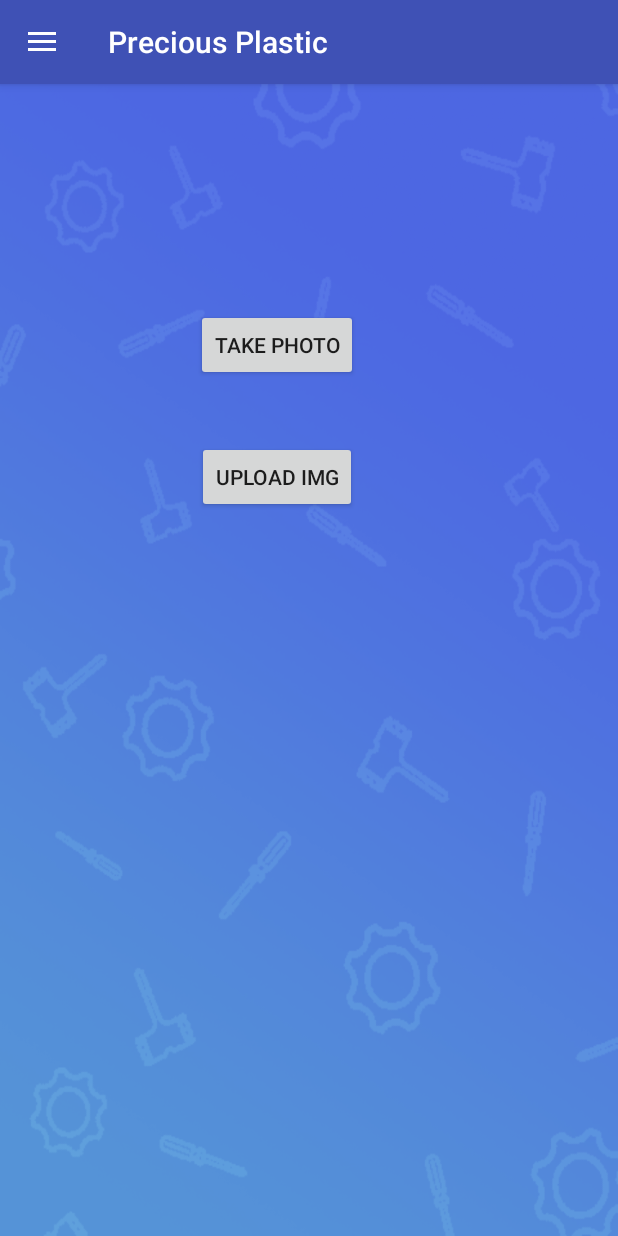
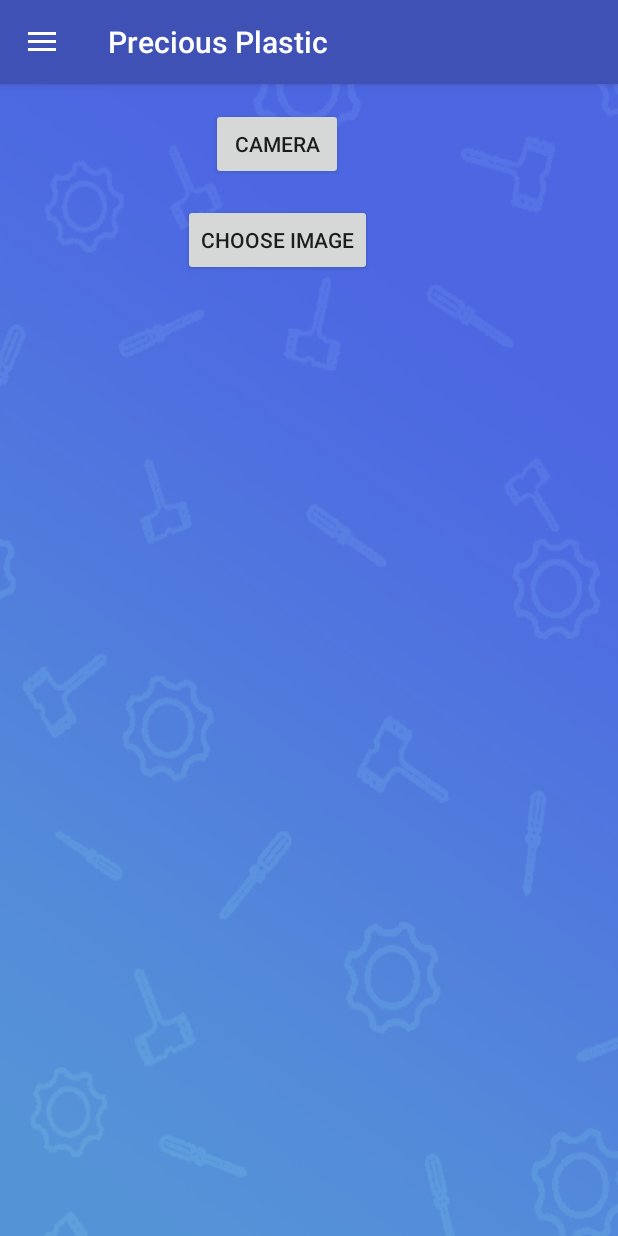
Before and after one commit to obit91/PreciousPlasticCommunity, an Android app: the fragment FragmentUploadItem placed in its activity, on a phone screen of 412 x 824 dp. Run offline under Robolectric (Android 15) with nearby library versions, the phone set to English and light mode, and no system bars; our stand-ins replace Firebase (no records; nobody signed in at launch, a user with empty details on screens opened directly), Volley; libraries missing offline, so code that uses them is left out: org.osmdroid.api, org.osmdroid.config, org.osmdroid.events, org.osmdroid.tileprovider, org.osmdroid.util and 1 more; network calls fail; pictures from the network do not load; 1 statement that could not run was skipped.

Commit message:
Some minor tweaking with the GUI of uploading images.

```diff
--- a/app/src/main/java/com/example/android/preciousplastic/fragments/FragmentUploadItem.java
+++ b/app/src/main/java/com/example/android/preciousplastic/fragments/FragmentUploadItem.java
@@ -23,20 +23,20 @@ import android.view.LayoutInflater;
 import android.view.View;
 import android.view.ViewGroup;
 import android.widget.Button;
+import android.widget.EditText;
 import android.widget.ImageView;
 import android.widget.ProgressBar;
 import android.widget.TextView;
 import android.widget.Toast;
 
 import com.example.android.preciousplastic.R;
-import com.example.android.preciousplastic.db.Workspace;
 import com.example.android.preciousplastic.db.entities.User;
 import com.example.android.preciousplastic.imgur.ImgurAsyncGenericTask;
-import com.example.android.preciousplastic.imgur.ImgurBazarItem;
 import com.example.android.preciousplastic.imgur.ImgurData;
 import com.example.android.preciousplastic.imgur.ImgurRequestsGenerator;
 import com.example.android.preciousplastic.imgur.UploadTask;
 import com.example.android.preciousplastic.utils.PPSession;
+import com.example.android.preciousplastic.utils.ViewTools;
 
 import java.io.ByteArrayOutputStream;
 import java.io.File;
@@ -45,8 +45,9 @@ import java.io.FileOutputStream;
 import java.io.IOException;
 import java.text.SimpleDateFormat;
 import java.util.Date;
-import java.util.HashMap;
+import java.util.HashSet;
 import java.util.Queue;
+import java.util.Set;
 import java.util.concurrent.ConcurrentLinkedQueue;
 
 import static android.app.Activity.RESULT_OK;
@@ -64,11 +65,16 @@ public class FragmentUploadItem extends Fragment implements View.OnClickListener
 
     private OnFragmentInteractionListener mListener;
 
-    private Button mTakePhoto = null;
-    private Button mUploadButton = null;
+    private Button mCaptureButton = null;
+    private Button mChooseButton = null;
     private ImageView mUploadImage = null;
     private ProgressBar mProgressBar = null;
     private TextView mProgressText = null;
+    private EditText mTitle = null;
+    private EditText mDescription = null;
+    private Button mUploadButton = null;
+
+    private Intent mChosenResult = null;
 
     // concurrentQueue to manage multi-threaded async uploads.
     private static Queue<Bitmap> mUploadQueue = new ConcurrentLinkedQueue<>();
@@ -79,6 +85,8 @@ public class FragmentUploadItem extends Fragment implements View.OnClickListener
     private static final int REQUEST_PERMISSION_CAMERA_STATE = 1;
     private static final int REQUEST_PERMISSION_WRITE_EXTERNAL = 2;
     private static String mCurrentPhotoPath = null;
+
+    private Set<View> uploadViews;
 
     public FragmentUploadItem() {
         // Required empty public constructor
@@ -107,11 +115,28 @@ public class FragmentUploadItem extends Fragment implements View.OnClickListener
         View view = inflater.inflate(R.layout.fragment_upload_item, container, false);
 
         // set button listener
-        mTakePhoto = (Button) view.findViewById(R.id.upload_btn_capture_image);
-        mTakePhoto.setOnClickListener(this);
-        mUploadButton = (Button) view.findViewById(R.id.upload_btn_upload_img);
+        mCaptureButton = (Button) view.findViewById(R.id.upload_btn_capture_image);
+        mCaptureButton.setOnClickListener(this);
+        mChooseButton = (Button) view.findViewById(R.id.upload_btn_choose_img);
+        mChooseButton.setOnClickListener(this);
+
+
+        // Upload fields will become visible only after choosing an image.
+        uploadViews = new HashSet<>();
+        mUploadButton = (Button) view.findViewById(R.id.upload_btn_upload);
         mUploadButton.setOnClickListener(this);
+        mUploadButton.setClickable(false);
+        mUploadButton.setVisibility(View.INVISIBLE);
+        uploadViews.add(mUploadButton);
+        mTitle = (EditText) view.findViewById(R.id.upload_et_title);
+        mTitle.setVisibility(View.INVISIBLE);
+        mTitle.setClickable(false);
+        uploadViews.add(mTitle);
+        mDescription = (EditText) view.findViewById(R.id.upload_et_description);
+        mDescription.setVisibility(View.INVISIBLE);
+        uploadViews.add(mDescription);
 
+        // progress
         mUploadImage = (ImageView) view.findViewById(R.id.upload_iv_upload_img);
         mProgressBar = (ProgressBar) view.findViewById(R.id.upload_progress_bar);
         mProgressBar.getProgressDrawable().setColorFilter(
@@ -339,7 +364,7 @@ public class FragmentUploadItem extends Fragment implements View.OnClickListener
         mUploadQueue.add(chosenImage);
 
         final ImgurAsyncGenericTask imgurAsyncGenericTask = ImgurRequestsGenerator.generatePOST(this,
-                generateTempFile(chosenImage), "test", "test123");
+                generateTempFile(chosenImage), mTitle.getText().toString(), mDescription.getText().toString());
         imgurAsyncGenericTask.execute();
     }
 
@@ -362,7 +387,8 @@ public class FragmentUploadItem extends Fragment implements View.OnClickListener
                 galleryAddPic();
                 break;
             case(REQUEST_PICK_IMAGE):
-                uploadImage(data);
+                mChosenResult = data;
+                enableUploadGUI(true);
                 break;
         }
     }
@@ -507,6 +533,50 @@ public class FragmentUploadItem extends Fragment implements View.OnClickListener
     }
 
     /**
+     * Assures that all upload fields have been filled with data and starts the upload.
+     */
+    private boolean initiateUpload() {
+        boolean invalidInput = false;
+        StringBuilder msg = new StringBuilder();
+        msg.append("Please fill the following fields: ").append("\n");
+
+        if (ViewTools.isTextViewNull(mTitle)) {
+            msg.append("title").append("\n");
+            mTitle.setHintTextColor(Color.RED);
+            invalidInput = true;
+        } else {
+            mTitle.setHintTextColor(Color.BLACK);
+        }
+
+        if ( ViewTools.isTextViewNull(mDescription)) {
+            msg.append("description").append("\n");
+            mDescription.setHintTextColor(Color.RED);
+            invalidInput = true;
+        } else {
+            mDescription.setHintTextColor(Color.BLACK);
+        }
+
+        if (invalidInput) {
+            Toast.makeText(getActivity(), msg.toString().trim(), Toast.LENGTH_SHORT).show();
+            return false;
+        }
+
+        uploadImage(mChosenResult);
+        return true;
+    }
+
+    /**
+     * Enables the upload fields.
+     */
+    private void enableUploadGUI(boolean enable) {
+        int visibility = enable ? View.VISIBLE : View.INVISIBLE;
+        for (View uploadView : uploadViews) {
+            uploadView.setClickable(enable);
+            uploadView.setVisibility(visibility);
+        }
+    }
+
+    /**
      * Handles button clicks.
      * @param v chosen button.
      */
@@ -516,8 +586,14 @@ public class FragmentUploadItem extends Fragment implements View.OnClickListener
             case(R.id.upload_btn_capture_image):
                 captureImage();
                 break;
-            case(R.id.upload_btn_upload_img):
+            case(R.id.upload_btn_choose_img):
                 chooseImage();
+                break;
+            case (R.id.upload_btn_upload):
+                if (initiateUpload()) {
+                    mTitle.setText(null);
+                    mDescription.setText(null);
+                }
                 break;
         }
     }
--- a/app/src/main/res/layout/fragment_upload_item.xml
+++ b/app/src/main/res/layout/fragment_upload_item.xml
@@ -8,14 +8,59 @@
     android:background="@drawable/blue_bg_light"
     tools:context=".fragments.FragmentUploadItem">
 
-    <Button
-        android:id="@+id/upload_btn_capture_image"
+
+    <EditText
+        android:id="@+id/upload_et_title"
         android:layout_width="wrap_content"
         android:layout_height="wrap_content"
-        android:text="TAKE PHOTO"
+        android:layout_marginEnd="8dp"
+        android:hint="Title"
         app:layout_constraintEnd_toStartOf="@+id/guideline_vertical"
         app:layout_constraintStart_toStartOf="@+id/guideline_vertical"
-        app:layout_constraintTop_toBottomOf="@id/guideline_horizontal" />
+        app:layout_constraintTop_toTopOf="@+id/guideline_horizontal" />
+
+    <EditText
+        android:id="@+id/upload_et_description"
+        android:layout_width="wrap_content"
+        android:layout_height="wrap_content"
+        android:layout_marginBottom="8dp"
+        android:layout_marginEnd="8dp"
+        android:layout_marginTop="8dp"
+        android:hint="Description"
+        app:layout_constraintBottom_toTopOf="@+id/guideline_horizontal4"
+        app:layout_constraintEnd_toStartOf="@+id/guideline_vertical"
+        app:layout_constraintHorizontal_bias="0.396"
+        app:layout_constraintStart_toStartOf="@+id/guideline_vertical"
+        app:layout_constraintTop_toBottomOf="@+id/upload_et_title"
+        app:layout_constraintVertical_bias="0.307" />
+
+    <Button
+        android:id="@+id/upload_btn_upload"
+        android:layout_width="wrap_content"
+        android:layout_height="wrap_content"
+        android:layout_marginBottom="8dp"
+        android:layout_marginEnd="8dp"
+        android:layout_marginTop="8dp"
+        android:text="Upload"
+        app:layout_constraintBottom_toTopOf="@+id/guideline_horizontal3"
+        app:layout_constraintEnd_toStartOf="@+id/guideline_vertical"
+        app:layout_constraintHorizontal_bias="0.458"
+        app:layout_constraintStart_toStartOf="@+id/guideline_vertical"
+        app:layout_constraintTop_toTopOf="@+id/guideline_horizontal4" />
+
+    <android.support.constraint.Guideline
+        android:id="@+id/guideline_horizontal3"
+        android:layout_width="wrap_content"
+        android:layout_height="wrap_content"
+        android:orientation="horizontal"
+        app:layout_constraintGuide_begin="349dp" />
+
+    <android.support.constraint.Guideline
+        android:id="@+id/guideline_horizontal4"
+        android:layout_width="wrap_content"
+        android:layout_height="wrap_content"
+        android:orientation="horizontal"
+        app:layout_constraintGuide_begin="292dp" />
 
     <android.support.constraint.Guideline
         android:id="@+id/guideline_vertical"
@@ -29,55 +74,71 @@
         android:layout_width="wrap_content"
         android:layout_height="wrap_content"
         android:orientation="horizontal"
-        app:layout_constraintGuide_begin="150dp" />
+        app:layout_constraintGuide_begin="145dp" />
 
     <Button
-        android:id="@+id/upload_btn_upload_img"
+        android:id="@+id/upload_btn_capture_image"
         android:layout_width="wrap_content"
         android:layout_height="wrap_content"
-        android:layout_marginTop="40dp"
-        android:text="UPLOAD IMG"
+        android:layout_marginTop="16dp"
+        android:text="Camera"
+        app:layout_constraintEnd_toStartOf="@+id/guideline_vertical"
+        app:layout_constraintHorizontal_bias="0.436"
+        app:layout_constraintStart_toStartOf="@+id/guideline_vertical"
+        app:layout_constraintTop_toTopOf="parent" />
+
+    <Button
+        android:id="@+id/upload_btn_choose_img"
+        android:layout_width="wrap_content"
+        android:layout_height="wrap_content"
+        android:layout_marginBottom="8dp"
+        android:layout_marginTop="16dp"
+        android:text="Choose Image"
+        app:layout_constraintBottom_toTopOf="@+id/guideline_horizontal"
         app:layout_constraintEnd_toStartOf="@+id/guideline_vertical"
         app:layout_constraintHorizontal_bias="0.429"
         app:layout_constraintStart_toStartOf="@+id/guideline_vertical"
-        app:layout_constraintTop_toBottomOf="@id/upload_btn_capture_image" />
+        app:layout_constraintTop_toBottomOf="@id/upload_btn_capture_image"
+        app:layout_constraintVertical_bias="0.0" />
 
     <ImageView
         android:id="@+id/upload_iv_upload_img"
-        android:layout_width="135dp"
-        android:layout_height="112dp"
+        android:layout_width="122dp"
+        android:layout_height="87dp"
         android:layout_centerInParent="true"
-        android:layout_marginTop="56dp"
+        android:layout_marginTop="48dp"
         android:adjustViewBounds="true"
         app:layout_constraintEnd_toStartOf="@+id/guideline_vertical"
-        app:layout_constraintHorizontal_bias="0.444"
+        app:layout_constraintHorizontal_bias="0.442"
         app:layout_constraintStart_toStartOf="@+id/guideline_vertical"
-        app:layout_constraintTop_toBottomOf="@+id/upload_btn_upload_img" />
-
-    <ProgressBar
-        android:id="@+id/upload_progress_bar"
-        style="?android:attr/progressBarStyleHorizontal"
-        android:layout_width="248dp"
-        android:layout_height="40dp"
-        android:layout_marginEnd="8dp"
-        android:layout_marginTop="12dp"
-        android:max="100"
-        android:progress="0"
-        app:layout_constraintEnd_toStartOf="@+id/guideline_vertical"
-        app:layout_constraintHorizontal_bias="0.496"
-        app:layout_constraintStart_toStartOf="@+id/guideline_vertical"
-        app:layout_constraintTop_toBottomOf="@+id/upload_tv_progress" />
+        app:layout_constraintTop_toTopOf="@+id/guideline_horizontal3" />
 
     <TextView
         android:id="@+id/upload_tv_progress"
         android:layout_width="wrap_content"
         android:layout_height="wrap_content"
-        android:layout_marginTop="16dp"
+        android:layout_marginTop="12dp"
         app:layout_constraintEnd_toStartOf="@+id/guideline_vertical"
         app:layout_constraintHorizontal_bias="0.375"
         app:layout_constraintStart_toStartOf="@+id/guideline_vertical"
         app:layout_constraintTop_toBottomOf="@+id/upload_iv_upload_img"
         tools:text="Progress" />
 
+    <ProgressBar
+        android:id="@+id/upload_progress_bar"
+        style="?android:attr/progressBarStyleHorizontal"
+        android:layout_width="248dp"
+        android:layout_height="19dp"
+        android:layout_marginBottom="8dp"
+        android:layout_marginEnd="8dp"
+        android:layout_marginTop="12dp"
+        android:max="100"
+        android:progress="0"
+        app:layout_constraintBottom_toBottomOf="parent"
+        app:layout_constraintEnd_toStartOf="@+id/guideline_vertical"
+        app:layout_constraintHorizontal_bias="0.457"
+        app:layout_constraintStart_toStartOf="@+id/guideline_vertical"
+        app:layout_constraintTop_toBottomOf="@+id/upload_tv_progress"
+        app:layout_constraintVertical_bias="0.0" />
 
 </android.support.constraint.ConstraintLayout>
```
